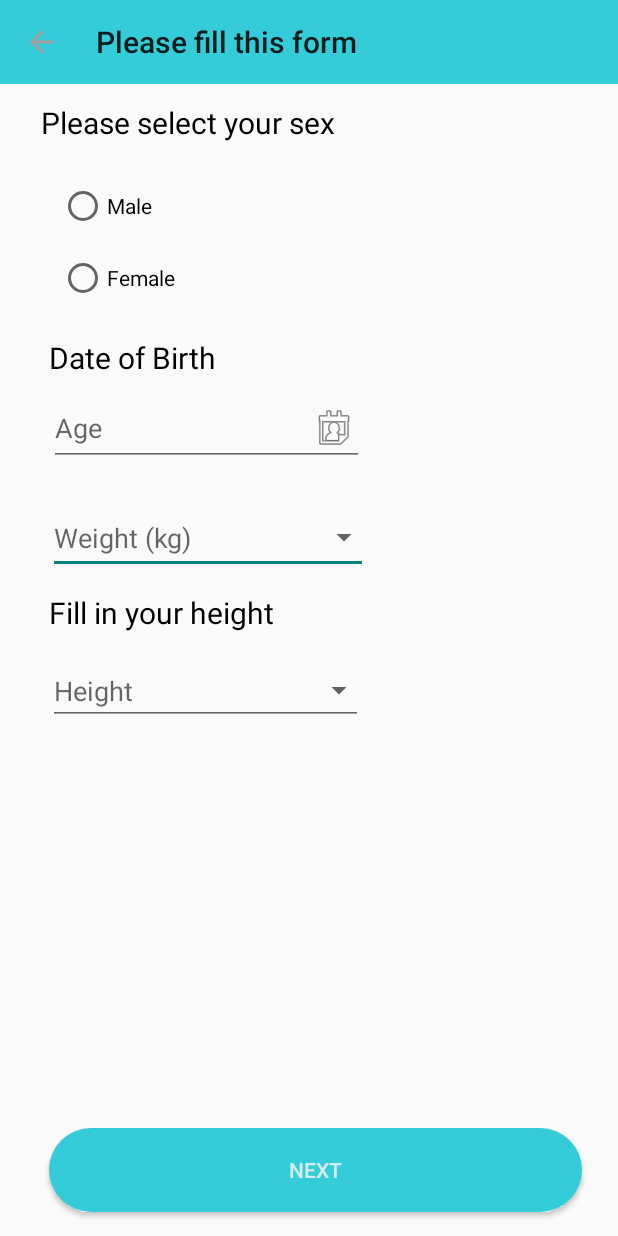
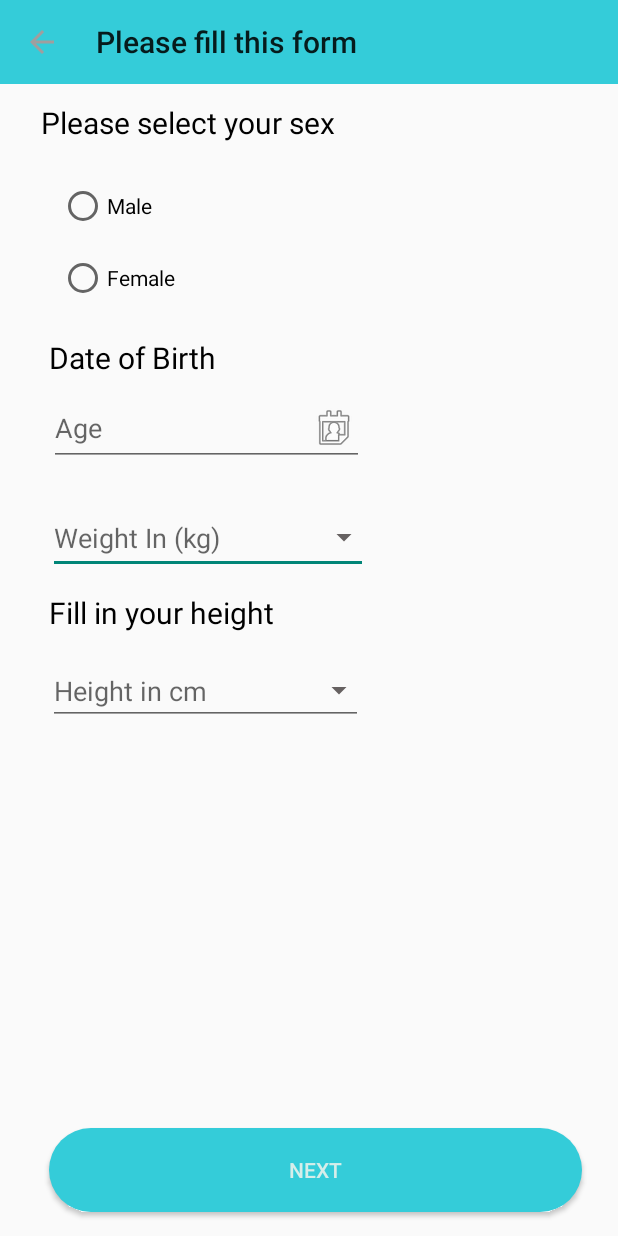
Before and after one commit to Emmanuel-Junior/dietregulator, an Android app: the You screen opened directly, with no data from a screen before it, on a phone screen of 412 x 824 dp. Run offline under Robolectric (Android 15) with nearby library versions, the phone set to English and light mode, and no system bars.

Commit message:
changes in signup

```diff
--- a/app/src/main/java/com/example/dietapp/You.java
+++ b/app/src/main/java/com/example/dietapp/You.java
@@ -16,6 +16,7 @@ import android.widget.DatePicker;
 import android.widget.EditText;
 import android.widget.ImageView;
 import android.widget.RadioButton;
+import android.widget.RadioGroup;
 import android.widget.Spinner;
 import android.widget.TextView;
 import android.widget.Toast;
@@ -33,6 +34,7 @@ public class You extends AppCompatActivity implements AdapterView.OnItemSelected
     EditText age;
     Calendar calendar;
     RadioButton male,female;
+    RadioGroup radioGroup;
     EditText inputweight, inputheight;
 
 
@@ -46,6 +48,7 @@ public class You extends AppCompatActivity implements AdapterView.OnItemSelected
 //        spinnermethod();
         age = findViewById(R.id.age);
         male = findViewById(R.id.male);
+        radioGroup = findViewById(R.id.radioGroup);
         female = findViewById(R.id.female);
         inputweight = findViewById(R.id.inputweight);
         inputheight = findViewById(R.id.inputheight);
@@ -56,7 +59,7 @@ public class You extends AppCompatActivity implements AdapterView.OnItemSelected
                 if(age.getText().toString().trim().length() == 0 ||
                  inputweight.getText().toString().trim().length() == 0 ||
                         inputheight.getText().toString().trim().length() == 0 ||
-                        male.getText().toString().trim().length() == 0 ){
+                        radioGroup.getCheckedRadioButtonId() == -1){
                     Toast.makeText(You.this, "Fill the form please", Toast.LENGTH_SHORT).show();
                 }
                 else {
--- a/app/src/main/res/layout/activity_4.xml
+++ b/app/src/main/res/layout/activity_4.xml
@@ -56,7 +56,7 @@
         android:layout_marginStart="32dp"
         android:layout_marginTop="5dp"
         android:ems="10"
-        android:hint="Target weight (kg)"
+        android:hint="Target weight in (kg)"
         android:inputType="numberDecimal"
         app:layout_constraintStart_toStartOf="parent"
         app:layout_constraintTop_toBottomOf="@+id/textView8"
--- a/app/src/main/res/layout/activity_you.xml
+++ b/app/src/main/res/layout/activity_you.xml
@@ -119,7 +119,7 @@
         android:layout_marginTop="24dp"
         android:drawableEnd="@drawable/ic_arrow_dropdown"
         android:ems="10"
-        android:hint="Weight (kg)"
+        android:hint="Weight In (kg)"
         android:importantForAutofill="no"
         android:inputType="numberDecimal"
         android:minHeight="48dp"
@@ -151,7 +151,7 @@
         android:layout_marginStart="32dp"
         android:drawableEnd="@drawable/ic_arrow_dropdown"
         android:ems="10"
-        android:hint="Height"
+        android:hint="Height in cm"
         android:importantForAutofill="no"
         android:inputType="numberDecimal"
         android:minHeight="48dp"
```
